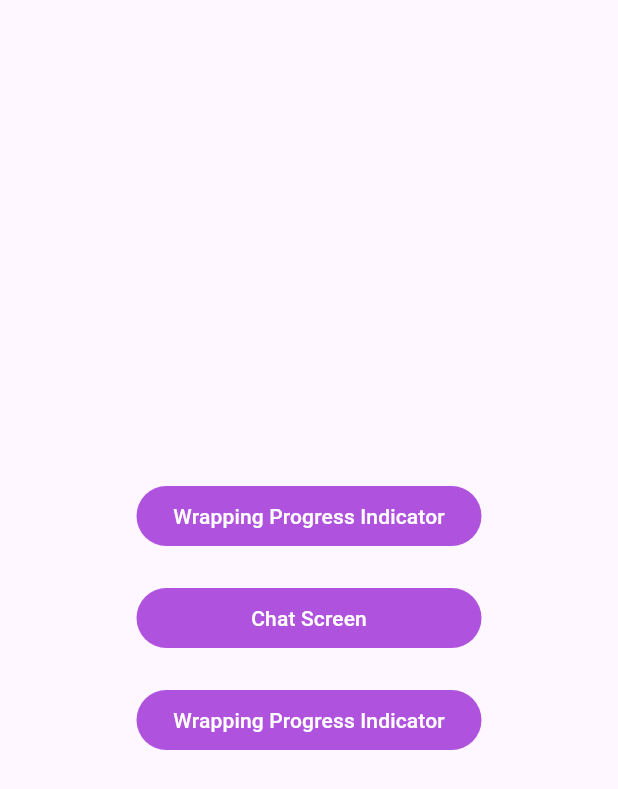
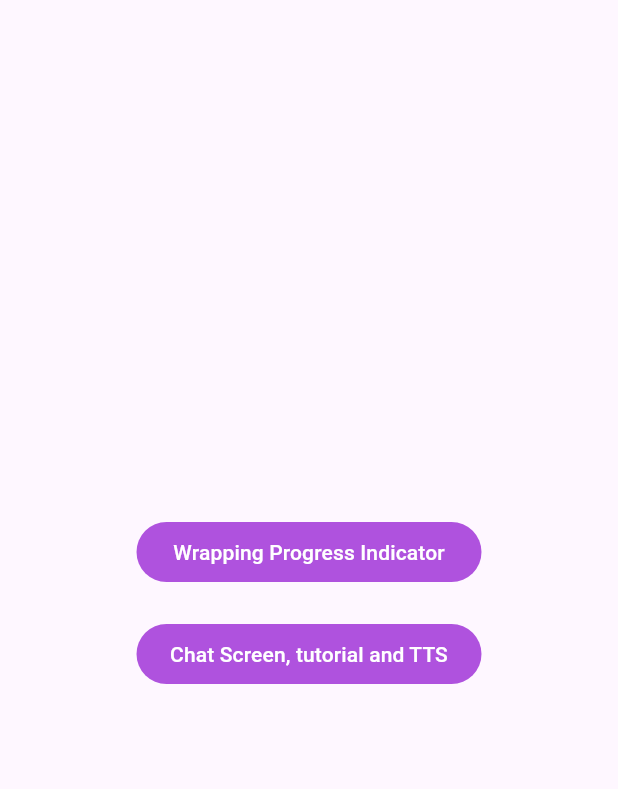
Before and after one commit to NullByte08/reshape_project, a Flutter app: the screen it shows after launch, on a phone screen of 412 x 824 dp. Shown: the top 789 px of the screen. Run offline on Flutter 3.47's test engine with Material 3 defaults, Android fonts, the phone set to English and light mode, and no system bars; our stand-ins replace animated_text_kit, flutter_tts, showcaseview; missing offline and left inert: word_generator.

```diff
--- a/lib/main.dart
+++ b/lib/main.dart
@@ -29,6 +29,7 @@ class _MyAppState extends State<MyApp> {
   @override
   Widget build(BuildContext context) {
     return const MaterialApp(
+      debugShowCheckedModeBanner: false,
       home: HomePageScreen(),
     );
   }
--- a/lib/screens/home_page_screen.dart
+++ b/lib/screens/home_page_screen.dart
@@ -1,9 +1,8 @@
-
 import 'package:flutter/cupertino.dart';
 import 'package:flutter/material.dart';
-import 'package:flutter/widgets.dart';
 import 'package:reshape_project/screens/chat_screen.dart';
 import 'package:reshape_project/screens/wrapping_progress_indicator_screen.dart';
+import 'package:showcaseview/showcaseview.dart';
 
 class HomePageScreen extends StatefulWidget {
   const HomePageScreen({super.key});
@@ -42,37 +41,28 @@ class _HomePageScreenState extends State<HomePageScreen> {
               width: 230,
               child: TextButton(
                 onPressed: () {
-                  Navigator.push(context, MaterialPageRoute(builder: (context) => const ChatScreen()));
+                  Navigator.push(
+                      context,
+                      MaterialPageRoute(
+                          builder: (context) => ShowCaseWidget(
+                                builder: Builder(builder: (context) {
+                                  return const ChatScreen();
+                                }),
+                              )));
                 },
                 style: TextButton.styleFrom(
                   backgroundColor: CupertinoColors.systemPurple,
                 ),
                 child: const Text(
-                  "Chat Screen",
+                  "Chat Screen, tutorial and TTS",
                   style: TextStyle(
                     color: Colors.white,
                   ),
+                  textAlign: TextAlign.center,
                 ),
               ),
             ),
             const SizedBox(height: 20),
-            SizedBox(
-              width: 230,
-              child: TextButton(
-                onPressed: () {
-                  //todo
-                },
-                style: TextButton.styleFrom(
-                  backgroundColor: CupertinoColors.systemPurple,
-                ),
-                child: const Text(
-                  "Wrapping Progress Indicator",
-                  style: TextStyle(
-                    color: Colors.white,
-                  ),
-                ),
-              ),
-            ),
           ],
         ),
       ),
--- a/pubspec.yaml
+++ b/pubspec.yaml
@@ -37,6 +37,7 @@ dependencies:
   animated_text_kit: ^4.2.2
   cupertino_icons: ^1.0.6
   flutter_tts: ^4.0.2
+  showcaseview: ^2.0.3
   word_generator: ^0.4.4
 
 dev_dependencies:
```
Also changed, not shown: lib/screens/chat_screen.dart (+22 -0 lines), pubspec.lock.
